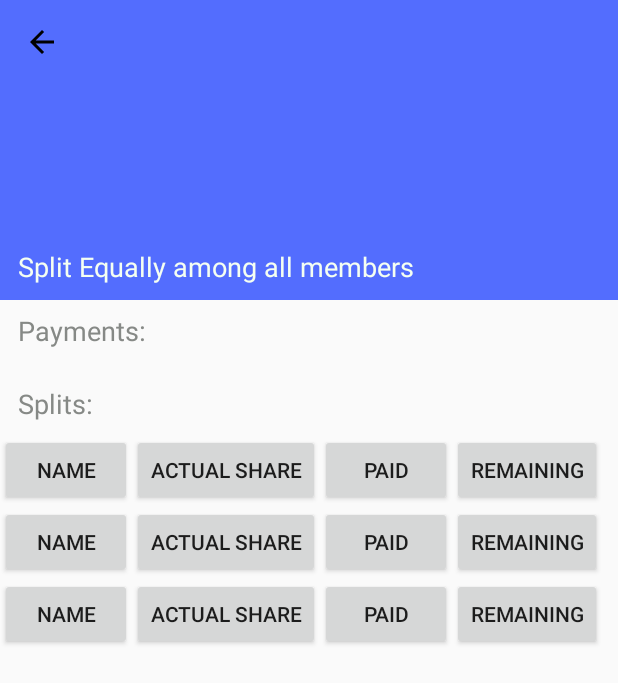
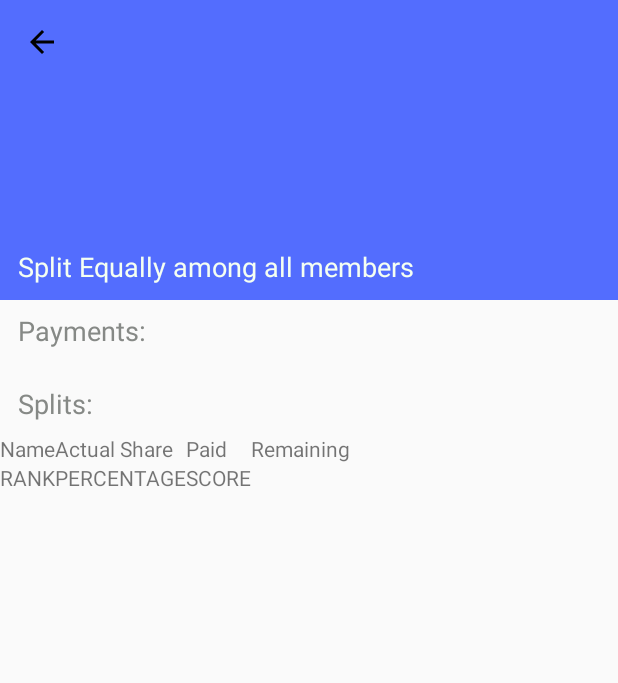
Before and after one commit to tomsaju/monero, an Android app: the ExpenseActivity screen opened directly, with no data from a screen before it, on a phone screen of 412 x 824 dp. Shown: the top 683 px of the screen. Run offline under Robolectric (Android 15) with nearby library versions, the phone set to English and light mode, and no system bars; our stand-ins replace Room's generated code, RxJava; 2 statements that could not run were skipped.

Commit message:
some changes

```diff
--- a/app/src/main/java/com/monero/expensedetail/ExpenseActivity.kt
+++ b/app/src/main/java/com/monero/expensedetail/ExpenseActivity.kt
@@ -7,6 +7,9 @@ import android.os.Bundle
 import android.support.v7.widget.LinearLayoutManager
 import android.support.v7.widget.RecyclerView
 import android.support.v7.widget.Toolbar
+import android.widget.Button
+import android.widget.TableLayout
+import android.widget.TableRow
 import com.monero.R
 import com.monero.activitydetail.DetailViewPagerAdapter
 import com.monero.activitydetail.fragments.adapter.ExpenseListRecyclerAdapter
@@ -17,6 +20,9 @@ import com.monero.models.Expense
 import com.monero.models.Payment
 import com.monero.models.User
 import kotlinx.android.synthetic.main.activity_expense.*
+import android.widget.TextView
+
+
 
 class ExpenseActivity : AppCompatActivity(),IExpenseDetailView {
 var expenseId:String =""
@@ -24,7 +30,7 @@ lateinit var mPresenter:IExpenseDetailPresenter
 lateinit var mRecyclerView:RecyclerView
 lateinit var mAdapter:PayerRecyclerAdapter
 lateinit var toolbar:Toolbar
-
+lateinit var table:TableLayout
 
 
 
@@ -32,6 +38,7 @@ lateinit var toolbar:Toolbar
         super.onCreate(savedInstanceState)
         setContentView(R.layout.activity_expense)
         toolbar = findViewById(R.id.toolbar_custom)
+        table = findViewById(R.id.table)
         setSupportActionBar(toolbar)
         getSupportActionBar()?.setDisplayHomeAsUpEnabled(true);
         getSupportActionBar()?.setDisplayShowHomeEnabled(true);
@@ -68,6 +75,8 @@ lateinit var toolbar:Toolbar
                 mAdapter = PayerRecyclerAdapter(paymentList)
                 detailPayRecyler.layoutManager = LinearLayoutManager(this@ExpenseActivity)
                 detailPayRecyler.adapter = mAdapter
+
+              setupTable(thisExpense)
             }
 
         });
@@ -75,4 +84,24 @@ lateinit var toolbar:Toolbar
 
 
     }
+
+    private fun setupTable(thisExpense: Expense?) {
+
+
+        val rank = TextView(this)
+        rank.text = "RANK"
+        val percentage = TextView(this)
+        percentage.text = "PERCENTAGE"
+        val score = TextView(this)
+        score.text = "SCORE"
+
+        val rowHeader = TableRow(this)
+
+        rowHeader.addView(rank)  //Line 39
+        rowHeader.addView(percentage)
+        rowHeader.addView(score)
+
+
+        table.addView(rowHeader)
+    }
 }
--- a/app/src/main/res/layout/activity_expense.xml
+++ b/app/src/main/res/layout/activity_expense.xml
@@ -100,53 +100,24 @@
 
     <TableLayout
         android:layout_width="match_parent"
-        android:layout_height="wrap_content">
+        android:layout_height="wrap_content"
+        android:id="@+id/table">
         <TableRow>
-            <Button android:layout_width="wrap_content"
+            <TextView android:layout_width="wrap_content"
                 android:layout_height="wrap_content"
                 android:text="Name"/>
-            <Button android:layout_width="wrap_content"
+            <TextView android:layout_width="wrap_content"
                 android:layout_height="wrap_content"
                 android:text="Actual Share"/>
-            <Button android:layout_width="wrap_content"
+            <TextView android:layout_width="wrap_content"
                 android:layout_height="wrap_content"
                 android:text="Paid"/>
-            <Button android:layout_width="wrap_content"
-                android:layout_height="wrap_content"
-                android:text="Remaining"/>
-
-        </TableRow>
-        <TableRow>
-            <Button android:layout_width="wrap_content"
-                android:layout_height="wrap_content"
-                android:text="Name"/>
-            <Button android:layout_width="wrap_content"
-                android:layout_height="wrap_content"
-                android:text="Actual Share"/>
-            <Button android:layout_width="wrap_content"
-                android:layout_height="wrap_content"
-                android:text="Paid"/>
-            <Button android:layout_width="wrap_content"
+            <TextView android:layout_width="wrap_content"
                 android:layout_height="wrap_content"
                 android:text="Remaining"/>
 
         </TableRow>
 
-        <TableRow>
-            <Button android:layout_width="wrap_content"
-                android:layout_height="wrap_content"
-                android:text="Name"/>
-            <Button android:layout_width="wrap_content"
-                android:layout_height="wrap_content"
-                android:text="Actual Share"/>
-            <Button android:layout_width="wrap_content"
-                android:layout_height="wrap_content"
-                android:text="Paid"/>
-            <Button android:layout_width="wrap_content"
-                android:layout_height="wrap_content"
-                android:text="Remaining"/>
-
-        </TableRow>
 
     </TableLayout>
 </HorizontalScrollView>
```
